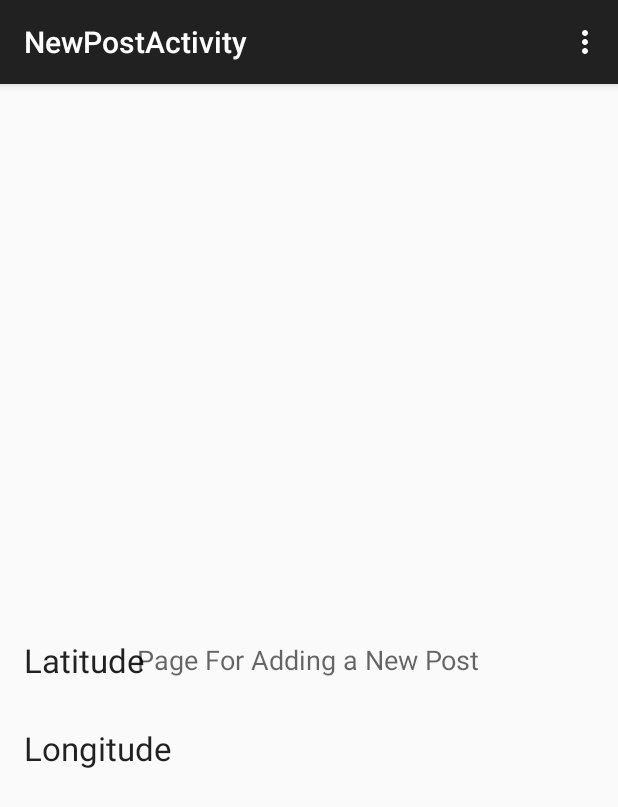
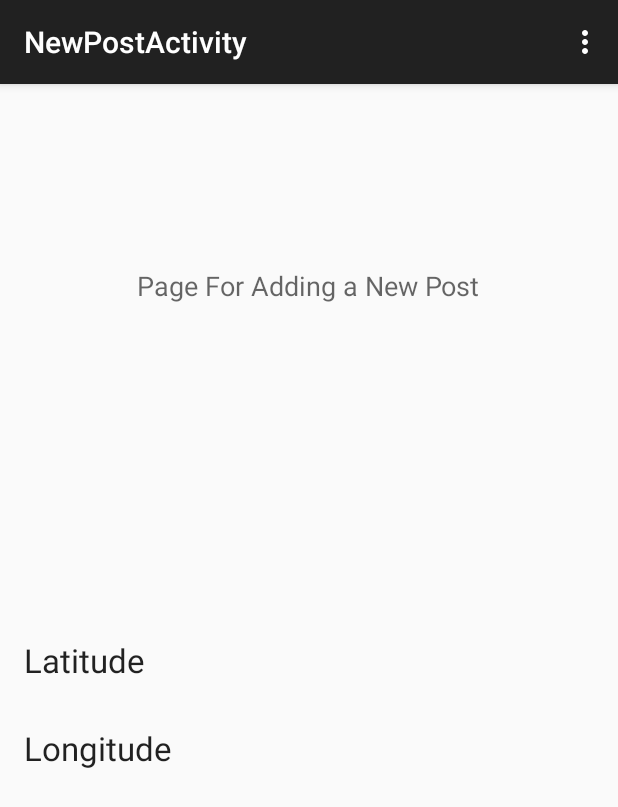
Before and after one commit to MandLRPG/ICS466APP, an Android app: the NewPostActivity screen opened directly, with no data from a screen before it, on a phone screen of 412 x 824 dp. Shown: the top 807 px of the screen. Run offline under Robolectric (Android 15) with nearby library versions, the phone set to English and light mode, and no system bars.

Commit message:
Moved text on new post page

```diff
--- a/app/src/main/res/layout/activity_new_post.xml
+++ b/app/src/main/res/layout/activity_new_post.xml
@@ -12,8 +12,9 @@
         android:textAppearance="?android:attr/textAppearanceMedium"
         android:text="Page For Adding a New Post"
         android:id="@+id/textView"
-        android:layout_centerVertical="true"
-        android:layout_centerHorizontal="true" />
+        android:layout_alignParentTop="true"
+        android:layout_centerHorizontal="true"
+        android:layout_marginTop="106dp" />
 
     <TextView
         android:layout_width="wrap_content"
```
